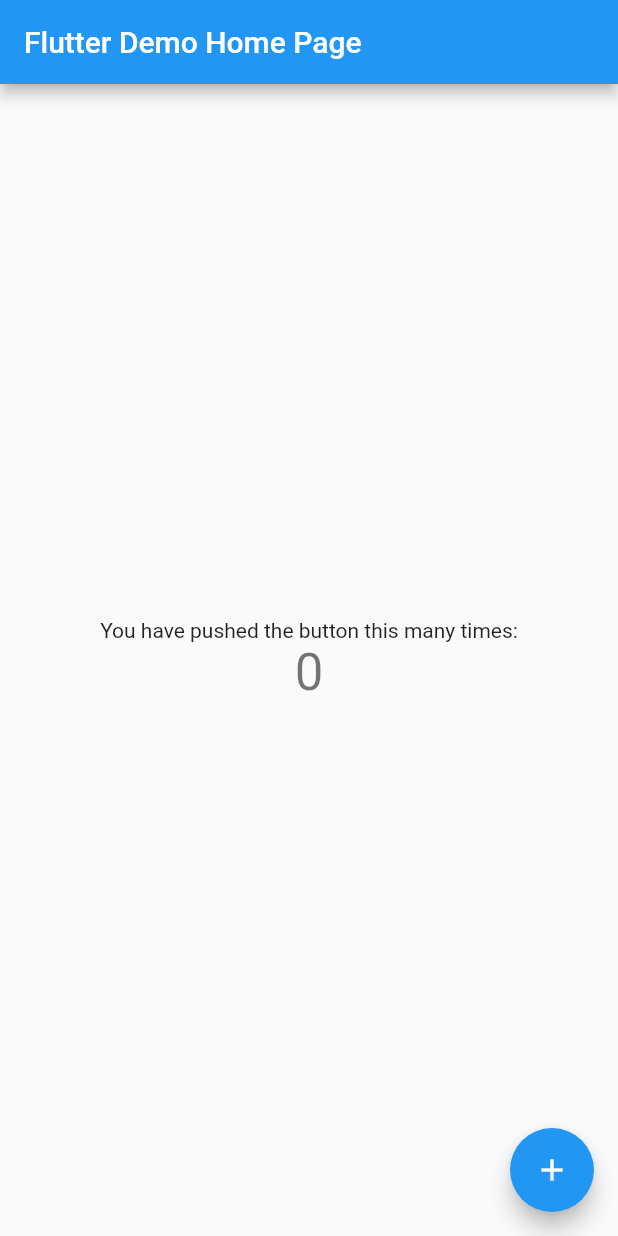
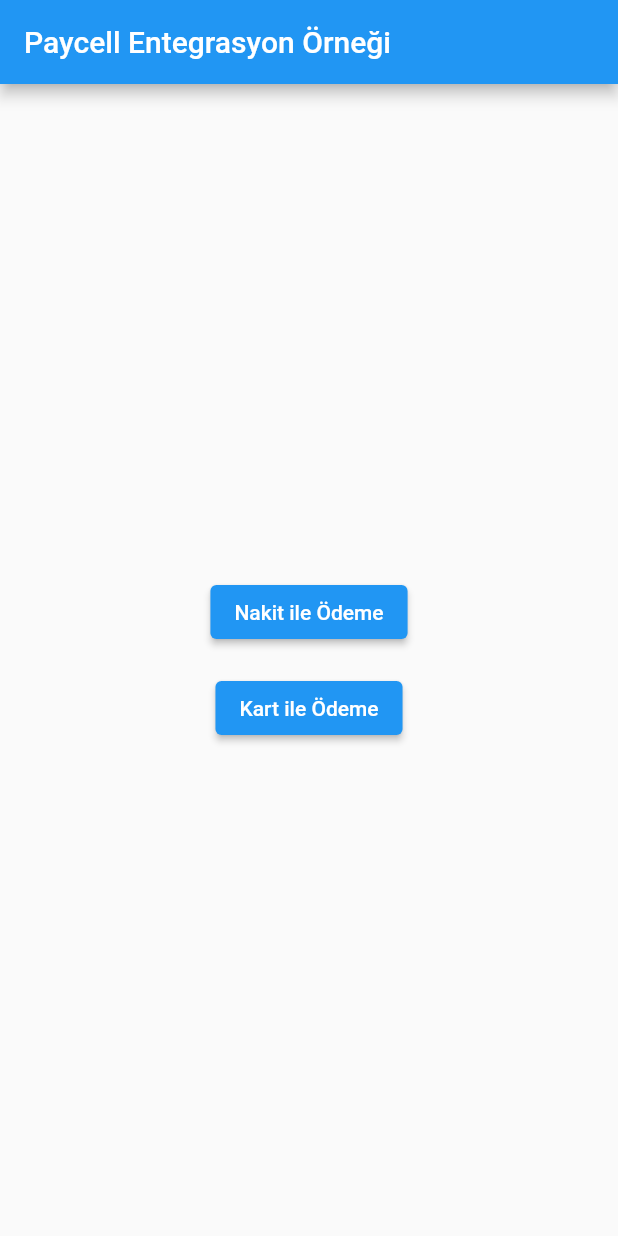
Before and after one commit to yazicifatihcan/paycell_mpos_integration_flutter, a Flutter app: the screen it shows after launch, on a phone screen of 412 x 824 dp. Run offline on Flutter 3.47's test engine with Material 2 defaults, Android fonts, the phone set to English and light mode, and no system bars.

Commit message:
005- Example Screen is done.

```diff
--- a/lib/enum/type_enum.dart
+++ b/lib/enum/type_enum.dart
@@ -1 +1,3 @@
 enum PaycellDeviceStatusesEnum {FREE,BUSY,NOT_INSTALLED}
+
+enum PaymentTypeEnum {CASH,CC}
--- a/lib/main.dart
+++ b/lib/main.dart
@@ -1,4 +1,7 @@
 import 'package:flutter/material.dart';
+import 'package:paycell_mpos_integration_flutter/enum/type_enum.dart';
+import 'package:paycell_mpos_integration_flutter/paycell_models/request/start_sales_operation_request.dart';
+import 'package:paycell_mpos_integration_flutter/paycell_service/paycell_service.dart';
 
 void main() {
   runApp(const MyApp());
@@ -7,109 +10,69 @@
 class MyApp extends StatelessWidget {
   const MyApp({super.key});
 
-  // This widget is the root of your application.
   @override
   Widget build(BuildContext context) {
     return MaterialApp(
-      title: 'Flutter Demo',
+      title: 'Paycell Entegrasyon Örneği',
       theme: ThemeData(
-        // This is the theme of your application.
-        //
-        // Try running your application with "flutter run". You'll see the
-        // application has a blue toolbar. Then, without quitting the app, try
-        // changing the primarySwatch below to Colors.green and then invoke
-        // "hot reload" (press "r" in the console where you ran "flutter run",
-        // or simply save your changes to "hot reload" in a Flutter IDE).
-        // Notice that the counter didn't reset back to zero; the application
-        // is not restarted.
         primarySwatch: Colors.blue,
       ),
-      home: const MyHomePage(title: 'Flutter Demo Home Page'),
+      home: const MyHomePage(),
     );
   }
 }
 
-class MyHomePage extends StatefulWidget {
-  const MyHomePage({super.key, required this.title});
-
-  // This widget is the home page of your application. It is stateful, meaning
-  // that it has a State object (defined below) that contains fields that affect
-  // how it looks.
-
-  // This class is the configuration for the state. It holds the values (in this
-  // case the title) provided by the parent (in this case the App widget) and
-  // used by the build method of the State. Fields in a Widget subclass are
-  // always marked "final".
-
-  final String title;
-
-  @override
-  State<MyHomePage> createState() => _MyHomePageState();
-}
-
-class _MyHomePageState extends State<MyHomePage> {
-  int _counter = 0;
-
-  void _incrementCounter() {
-    setState(() {
-      // This call to setState tells the Flutter framework that something has
-      // changed in this State, which causes it to rerun the build method below
-      // so that the display can reflect the updated values. If we changed
-      // _counter without calling setState(), then the build method would not be
-      // called again, and so nothing would appear to happen.
-      _counter++;
-    });
-  }
+class MyHomePage extends StatelessWidget {
+  const MyHomePage({super.key});
 
   @override
   Widget build(BuildContext context) {
-    // This method is rerun every time setState is called, for instance as done
-    // by the _incrementCounter method above.
-    //
-    // The Flutter framework has been optimized to make rerunning build methods
-    // fast, so that you can just rebuild anything that needs updating rather
-    // than having to individually change instances of widgets.
     return Scaffold(
       appBar: AppBar(
-        // Here we take the value from the MyHomePage object that was created by
-        // the App.build method, and use it to set our appbar title.
-        title: Text(widget.title),
+        title: const Text("Paycell Entegrasyon Örneği"),
       ),
       body: Center(
-        // Center is a layout widget. It takes a single child and positions it
-        // in the middle of the parent.
         child: Column(
-          // Column is also a layout widget. It takes a list of children and
-          // arranges them vertically. By default, it sizes itself to fit its
-          // children horizontally, and tries to be as tall as its parent.
-          //
-          // Invoke "debug painting" (press "p" in the console, choose the
-          // "Toggle Debug Paint" action from the Flutter Inspector in Android
-          // Studio, or the "Toggle Debug Paint" command in Visual Studio Code)
-          // to see the wireframe for each widget.
-          //
-          // Column has various properties to control how it sizes itself and
-          // how it positions its children. Here we use mainAxisAlignment to
-          // center the children vertically; the main axis here is the vertical
-          // axis because Columns are vertical (the cross axis would be
-          // horizontal).
           mainAxisAlignment: MainAxisAlignment.center,
-          children: <Widget>[
-            const Text(
-              'You have pushed the button this many times:',
+          children: [
+            ElevatedButton(
+              onPressed: () => startSalesOperation(PaymentTypeEnum.CASH,context),
+              child: const Text("Nakit ile Ödeme"),
             ),
-            Text(
-              '$_counter',
-              style: Theme.of(context).textTheme.headline4,
+            const SizedBox(
+              height: 16,
+            ),
+            ElevatedButton(
+              onPressed: () => startSalesOperation(PaymentTypeEnum.CASH,context),
+              child: const Text("Kart ile Ödeme"),
             ),
           ],
         ),
       ),
-      floatingActionButton: FloatingActionButton(
-        onPressed: _incrementCounter,
-        tooltip: 'Increment',
-        child: const Icon(Icons.add),
-      ), // This trailing comma makes auto-formatting nicer for build methods.
     );
   }
 }
+
+Future<void> startSalesOperation(PaymentTypeEnum paymentType, BuildContext context) async {
+  await PaycellService().startAndCompleteSalesOperation(
+    startSalesOperationReq: paycellStartSalesOperationRequest(paymentType),
+    onDeviceBusy: () => debugPrint("Device is Busy"),
+    onError: () => debugPrint("Unexpected error occured."),
+    onMposNotInstalled: () => debugPrint("Mpos Application not installed on device."),
+    onPaymentNotSuccesfull: (resultCode) => debugPrint(resultCode),
+    onPaymentResponseNull: () => debugPrint("Unexpected error occured."),
+    onPaymentSuccesfull: (transactionId) => debugPrint("Payment succesfully taken. Transaction ID->$transactionId"),
+  );
+}
+
+PaycellStartSalesOperationRequest paycellStartSalesOperationRequest(PaymentTypeEnum paymentType) => PaycellStartSalesOperationRequest(
+    header: HeaderForStartSales(
+        clientKey: "your-client-key-here", application: "PaycellMPOS", packageName: "com.procenne.mpos.turkcellmenu.test2", sequentialNo: "PB123456789", dateTime: DateTime.now()),
+    invoiceStatus: "1",
+    methodType: paymentType == PaymentTypeEnum.CASH ? "1" : "2",
+    printSlip: "1",
+    products: List.generate(5, (index) => ProductForSalesReq(productAmount: 20, productCount: 1, productKdvAmount: 18, productKdvRate: 8, productName: "Hamsi Tava")),
+    subMerchantId: "123456789",
+    totalAmount: 100,
+    totalKdvAmount: 18,
+    dgpNo: "DGP123456789");
```
Also changed, not shown: 2 other files.
